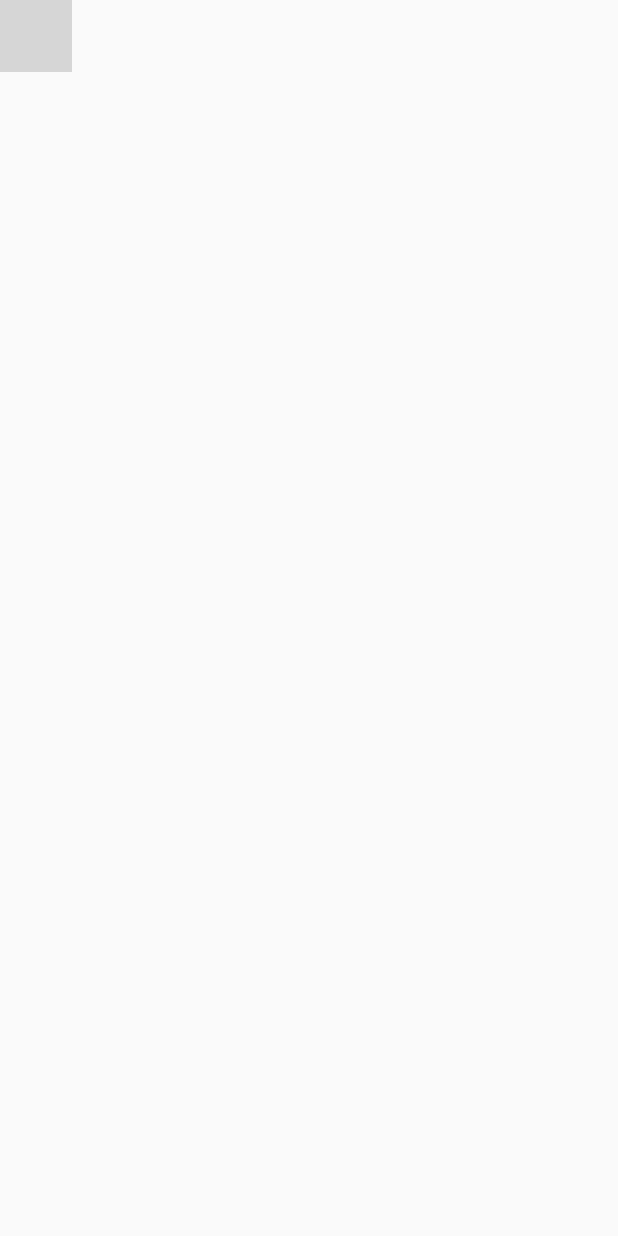
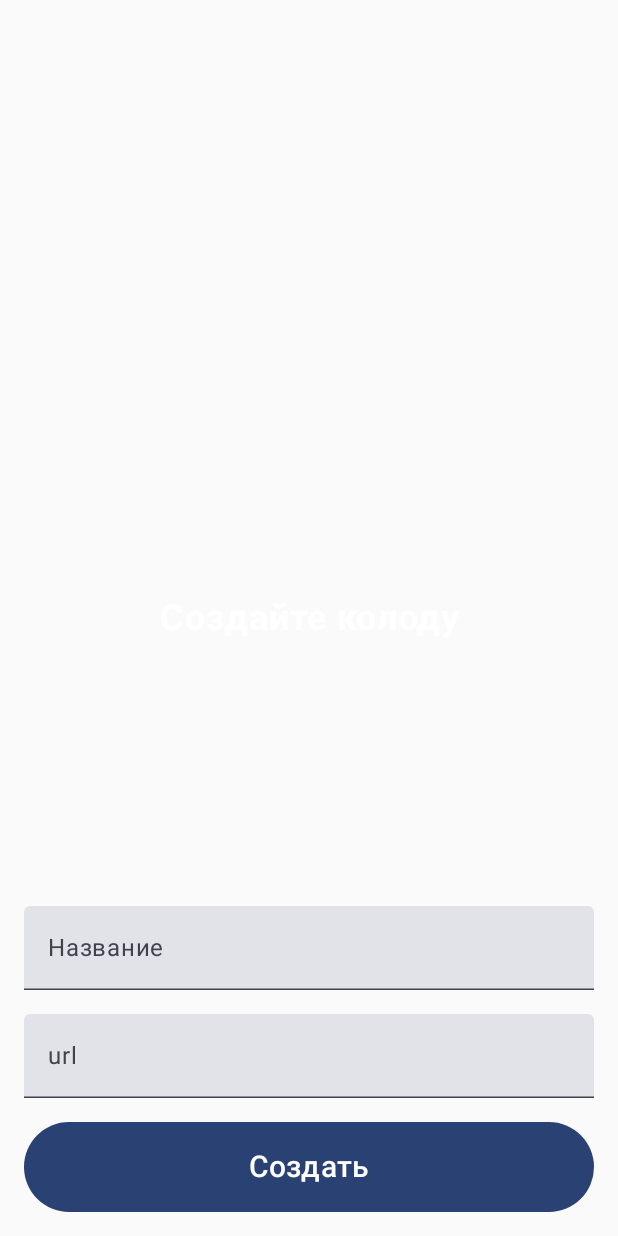
Before and after one commit to AndroidDevoper/MTG_APP_Test, an Android app built with Jetpack Compose: the DecksCreateScreen screen opened through its navigation route, on a phone screen of 412 x 824 dp. Run offline under Robolectric (Android 15) with nearby library versions, the phone set to English and light mode, and no system bars; grey boxes are pictures that could not be loaded.

Commit message:
develop 3

```diff
--- a/app/build.gradle
+++ b/app/build.gradle
@@ -51,4 +51,6 @@ dependencies {
     implementation libs.gson
     debugImplementation libs.androidx.ui.tooling
     debugImplementation libs.androidx.ui.test.manifest
+
+    implementation("io.coil-kt:coil-compose:2.6.0")
 }
--- a/app/src/main/AndroidManifest.xml
+++ b/app/src/main/AndroidManifest.xml
@@ -1,6 +1,8 @@
 <?xml version="1.0" encoding="utf-8"?>
 <manifest xmlns:android="http://schemas.android.com/apk/res/android"
     xmlns:tools="http://schemas.android.com/tools">
+
+    <uses-permission android:name="android.permission.INTERNET"/>
 
     <application
         android:allowBackup="true"
--- a/app/src/main/java/com/example/mtgapp/MainActivity.kt
+++ b/app/src/main/java/com/example/mtgapp/MainActivity.kt
@@ -33,6 +33,7 @@ class MainActivity : ComponentActivity() {
         }
     }
 }
+
 //Навигация
 @Composable
 private fun AppNavigation(deckRepository: DeckRepository) {
@@ -45,8 +46,6 @@ private fun AppNavigation(deckRepository: DeckRepository) {
         composable("main") {
             MainScreen(
                 navigateToGame = { navController.navigate("select-mode") },
-                navigateToDecks = { navController.navigate("decks") },
-                navigateToStats = { navController.navigate("stats") }
             )
         }
 
@@ -85,7 +84,8 @@ private fun AppNavigation(deckRepository: DeckRepository) {
                     navController.navigate("game/$argsGameMode/$players")
                 },
                 decksFlow = deckRepository.decksFlow,
-                onCreateDeckClick = {  }
+                onCreateDeckClick = { navController.navigate("deck-create") },
+                onDeleteClicked = { deckRepository.deleteDeck(it) }
             )
         }
 
@@ -110,7 +110,10 @@ private fun AppNavigation(deckRepository: DeckRepository) {
 
         composable(route = "deck-create") {
             DecksCreateScreen(
-                onSaveClick =
+                onSaveClicked = { name, imageUrl ->
+                    deckRepository.createDeck(name, imageUrl)
+                    navController.popBackStack()
+                }
             )
         }
     }
--- a/app/src/main/java/com/example/mtgapp/composable/TitleText.kt
+++ b/app/src/main/java/com/example/mtgapp/composable/TitleText.kt
@@ -1,10 +1,10 @@
 package com.example.mtgapp.composable
 
 import androidx.compose.foundation.layout.fillMaxWidth
-import androidx.compose.foundation.layout.padding
 import androidx.compose.material3.Text
 import androidx.compose.runtime.Composable
 import androidx.compose.ui.Modifier
+import androidx.compose.ui.graphics.Color
 import androidx.compose.ui.text.font.FontWeight
 import androidx.compose.ui.text.style.TextAlign
 import androidx.compose.ui.unit.*
@@ -15,11 +15,11 @@ fun TitleText(
     text: String,
 ) {
     Text(
-        modifier = modifier.fillMaxWidth()
-            .padding(horizontal = 16.dp),
+        modifier = modifier.fillMaxWidth(),
         text = text,
         textAlign = TextAlign.Center,
         fontSize = TextUnit(24f, TextUnitType.Sp),
-        fontWeight = FontWeight.Bold
+        fontWeight = FontWeight.Bold,
+        color = Color.White
     )
 }
--- a/app/src/main/java/com/example/mtgapp/domain/DeckRepository.kt
+++ b/app/src/main/java/com/example/mtgapp/domain/DeckRepository.kt
@@ -7,6 +7,8 @@ import com.example.mtgapp.models.Deck
 import java.io.File
 import com.google.gson.Gson
 import kotlinx.coroutines.flow.*
+import java.util.UUID
+import kotlin.random.Random
 
 class DeckRepository(context: Context) {
     private val sharedPrefs: SharedPreferences = context.getSharedPreferences("decks_prefs", Context.MODE_PRIVATE)
@@ -24,24 +26,12 @@ class DeckRepository(context: Context) {
 
     // Получение всех колод
     fun getAllDecks(): List<Deck> {
-        return mutableListOf<Deck>().apply {
-            repeat(20) {
-                add(
-                    Deck(
-                        id = it,
-                        name = "Колода $it",
-                        imageUrl = ""
-                    )
-                )
-            }
-        }
         val deckIds = sharedPrefs.getStringSet("deck_ids", setOf()) ?: setOf()
         return deckIds.mapNotNull { getDeckById(it.toInt()) }
     }
 
     // Получение колоды по ID
     fun getDeckById(id: Int): Deck? {
-
         val json = sharedPrefs.getString("deck_$id", null)
         return json?.let { Gson().fromJson(it, Deck::class.java) }
     }
@@ -49,7 +39,7 @@ class DeckRepository(context: Context) {
     // Добавление новой колоды
     fun createDeck(name: String, imageUrl: String): Deck {
         val newDeck = Deck(
-            id = getAllDecks().size + 1,
+            id = Random.nextInt(),
             name = name,
             imageUrl = imageUrl,
         )
@@ -57,16 +47,10 @@ class DeckRepository(context: Context) {
         return newDeck
     }
 
-    // Обновление колоды
-    fun updateDeck(deck: Deck) {
-        saveDeck(deck)
-    }
-
     // Удаление колоды
     fun deleteDeck(id: Int) {
         sharedPrefs.edit()
             .remove("deck_$id")
-            .remove("deck_ids")
             .apply()
         updateFlow()
     }
--- a/app/src/main/java/com/example/mtgapp/screens/DeckCreateScreen.kt
+++ b/app/src/main/java/com/example/mtgapp/screens/DeckCreateScreen.kt
@@ -1,13 +1,63 @@
 package com.example.mtgapp.screens
 
-import androidx.compose.foundation.layout.Column
-import androidx.compose.runtime.Composable
+import androidx.compose.foundation.layout.*
+import androidx.compose.material3.Text
+import androidx.compose.material3.TextField
+import androidx.compose.runtime.*
+import androidx.compose.ui.Alignment
+import androidx.compose.ui.Modifier
+import androidx.compose.ui.text.input.TextFieldValue
+import androidx.compose.ui.tooling.preview.Preview
+import androidx.compose.ui.unit.dp
+import com.example.mtgapp.composable.CommonButton
+import com.example.mtgapp.composable.TitleText
+import com.example.mtgapp.ui.theme.MTGAPPTheme
 
 @Composable
 fun DecksCreateScreen(
-    onSaveClicked: (String, String) -> Unit
+    onSaveClicked: (String, String) -> Unit,
 ) {
-    Column {
+    var name by remember { mutableStateOf(TextFieldValue()) }
+    var imageUrl by remember { mutableStateOf(TextFieldValue()) }
 
+    Box {
+        TitleText(
+            modifier = Modifier.align(Alignment.Center),
+            text = "Создайте колоду",
+        )
+
+        Column(
+            modifier = Modifier
+                .fillMaxSize()
+                .padding(16.dp),
+            verticalArrangement = Arrangement.spacedBy(16.dp, Alignment.Bottom)
+        ) {
+            TextField(
+                modifier = Modifier.fillMaxWidth(),
+                value = name,
+                onValueChange = { name = it },
+                label = { Text("Название") }
+            )
+
+            TextField(
+                modifier = Modifier.fillMaxWidth(),
+                value = imageUrl,
+                onValueChange = { imageUrl = it },
+                label = { Text("url") }
+            )
+
+            CommonButton(
+                onClick = { onSaveClicked(name.text, imageUrl.text) },
+                text = "Создать"
+            )
+        }
     }
 }
+
+@Preview
+@Composable
+private fun DecksCreateScreenPreview() {
+    MTGAPPTheme {
+        DecksCreateScreen({_, _ ->})
+    }
+}
--- a/app/src/main/java/com/example/mtgapp/screens/MainScreen.kt
+++ b/app/src/main/java/com/example/mtgapp/screens/MainScreen.kt
@@ -1,23 +1,30 @@
 package com.example.mtgapp.screens
 
+import androidx.compose.foundation.Image
 import androidx.compose.foundation.layout.*
-import androidx.compose.material3.Button
-import androidx.compose.material3.Text
 import androidx.compose.runtime.Composable
 import androidx.compose.ui.Alignment
 import androidx.compose.ui.Modifier
+import androidx.compose.ui.layout.ContentScale
+import androidx.compose.ui.res.painterResource
 import androidx.compose.ui.tooling.preview.Preview
 import androidx.compose.ui.unit.*
+import com.example.mtgapp.R
 import com.example.mtgapp.composable.CommonButton
 import com.example.mtgapp.ui.theme.MTGAPPTheme
 
 @Composable
 fun MainScreen(
-    navigateToGame: () -> Unit,
-    navigateToDecks: () -> Unit,
-    navigateToStats: () -> Unit
+    navigateToGame: () -> Unit
 ) {
     Box {
+        Image(
+            painter = painterResource(R.drawable.img_main),
+            contentDescription = null,
+            modifier = Modifier.fillMaxSize(),
+            contentScale = ContentScale.Crop,
+        )
+
         Column(
             modifier = Modifier
                 .fillMaxSize()
@@ -29,16 +36,6 @@ fun MainScreen(
                 text = "Начать игру",
                 onClick = navigateToGame
             )
-
-            CommonButton(
-                text = "Управление колодами",
-                onClick = navigateToDecks
-            )
-
-            CommonButton(
-                text = "Статистика",
-                onClick = navigateToStats
-            )
         }
     }
 }
@@ -47,6 +44,6 @@ fun MainScreen(
 @Composable
 fun MainScreenPreview() {
     MTGAPPTheme {
-        MainScreen({},{},{})
+        MainScreen({})
     }
 }
```
Also changed, not shown: app/src/main/java/com/example/mtgapp/screens/CommanderScreen.kt (+13 -3 lines), app/src/main/java/com/example/mtgapp/screens/DeckSelectionScreen.kt (+74 -16 lines), app/src/main/java/com/example/mtgapp/screens/GameScreen.kt (+23 -2 lines), app/src/main/java/com/example/mtgapp/screens/SelectModeScreen.kt (+11 -3 lines), app/src/main/res/drawable/ic_delete.xml (added, +9 -0 lines), app/src/main/res/drawable/img_deck_selection.jpg (added), app/src/main/res/drawable/img_main.jpg (added), app/src/main/res/drawable/img_select_count_players.png (added), app/src/main/res/drawable/img_select_mode.jpg (added).
